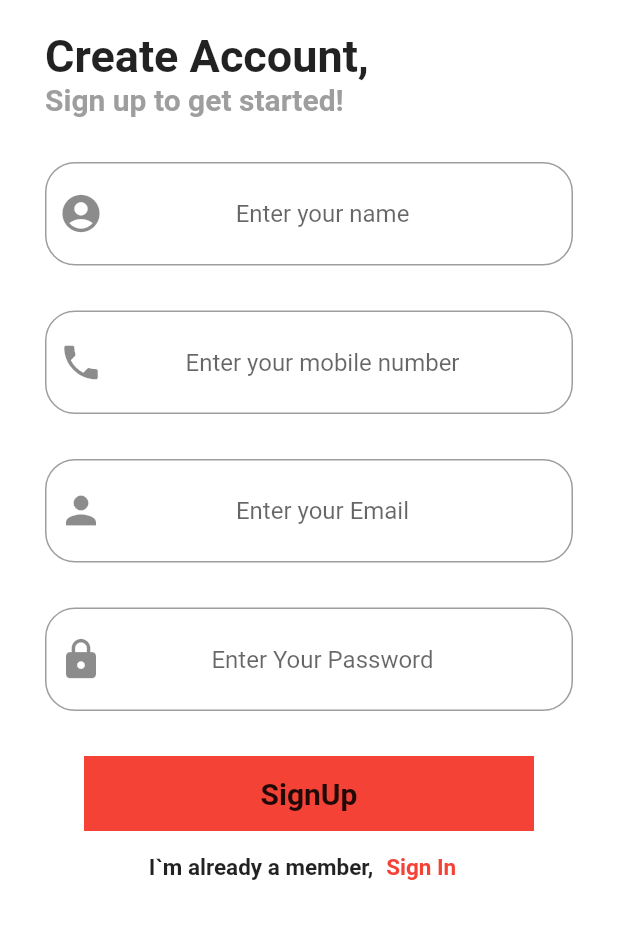
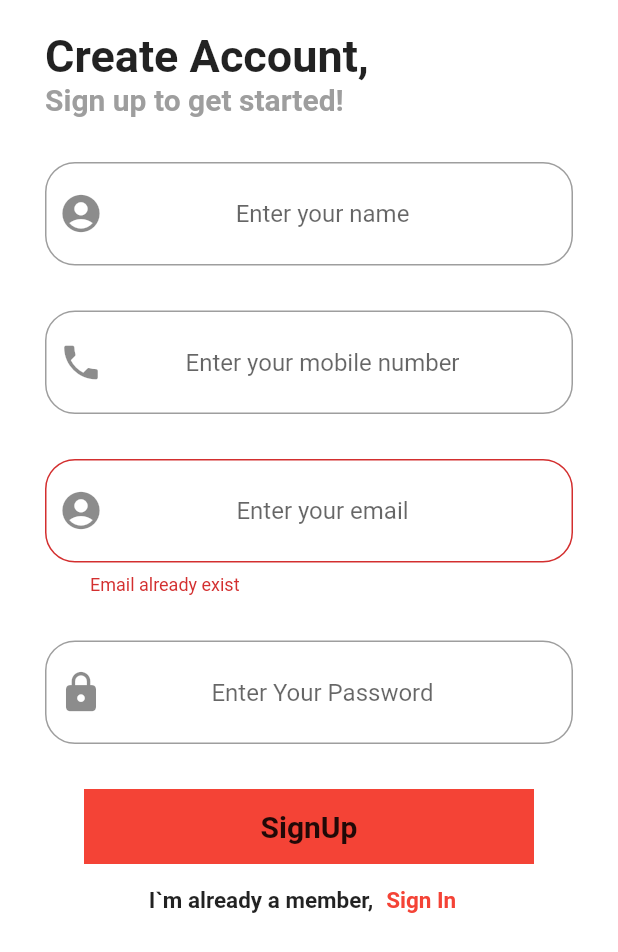
Before and after one commit to AftabBagwan/Happiness-Captured, a Flutter app: the SignUp screen opened by its route, after a tap on "SignUp", on a phone screen of 412 x 824 dp. Shown: the top 952 px of the screen. Run offline on Flutter 3.47's test engine with Material 2 defaults, Android fonts, the phone set to English and light mode, and no system bars; our stand-ins replace cloud_firestore, csc_picker, firebase_auth, firebase_core, geolocator, share and 1 more; missing offline and left inert: flutter_webview_plugin, geocoder, maps_launcher; accounts and stored records are empty.

Commit message:
Final commit ready to release

```diff
--- a/lib/ui/primaryScreens/dashboard.dart
+++ b/lib/ui/primaryScreens/dashboard.dart
@@ -150,7 +150,6 @@ class _DashboardState extends State<Dashboard> {
                   var first = addresses.first;
                   request = "${first.featureName} : ${first.addressLine}";
                   key = UniqueKey();
-
                   _firestore.collection('request').doc("$key").set({
                     'address': request,
                     'sender': loggedInUser.email,
--- a/lib/ui/primaryScreens/form.dart
+++ b/lib/ui/primaryScreens/form.dart
@@ -71,7 +71,7 @@ class _FormPageState extends State<FormPage> {
                     },
                     decoration: formFieldDecoration(
                         icon: Icons.account_circle,
-                        hintText: 'Enter your name',
+                        hintText: 'Enter patients name',
                         labelText: 'Name'),
                   ),
                   SizedBox(height: 25),
@@ -175,7 +175,7 @@ class _FormPageState extends State<FormPage> {
                       decoration: formFieldDecoration(
                           icon: Icons.calendar_today_sharp,
                           labelText: 'Age',
-                          hintText: 'Enter your age')),
+                          hintText: 'Enter patients age')),
                   SizedBox(
                     height: 25.0,
                   ),
--- a/lib/ui/primaryScreens/helpline.dart
+++ b/lib/ui/primaryScreens/helpline.dart
@@ -1,6 +1,5 @@
 import 'package:flutter/material.dart';
 import 'package:cloud_firestore/cloud_firestore.dart';
-import 'package:sos/components/appBar.dart';
 import 'package:url_launcher/url_launcher.dart';
 
 class HelpLine extends StatefulWidget {
@@ -15,7 +14,11 @@ class _HelpLineState extends State<HelpLine> {
   @override
   Widget build(BuildContext context) {
     return Scaffold(
-      appBar: appBar(),
+      appBar: AppBar(
+        title: Text(
+          'Medical Emergency Numbers',
+        ),
+      ),
       body: Column(
         mainAxisAlignment: MainAxisAlignment.center,
         children: <Widget>[
--- a/lib/ui/primaryScreens/signup.dart
+++ b/lib/ui/primaryScreens/signup.dart
@@ -7,10 +7,20 @@ import 'package:cloud_firestore/cloud_firestore.dart';
 import 'package:sos/components/text.dart';
 import 'package:sos/components/fieldDecoration.dart';
 
-class SignUp extends StatelessWidget {
+class SignUp extends StatefulWidget {
   static const String id = 'signup';
+
+  @override
+  _SignUpState createState() => _SignUpState();
+}
+
+class _SignUpState extends State<SignUp> {
   final _auth = FirebaseAuth.instance;
+
   final _firestore = FirebaseFirestore.instance;
+
+  bool isError = false;
+
   @override
   Widget build(BuildContext context) {
     String email;
@@ -64,8 +74,21 @@ class SignUp extends StatelessWidget {
                     },
                     keyboardType: TextInputType.emailAddress,
                     textAlign: TextAlign.center,
-                    decoration: decoration(
-                        text: "Enter your Email", icon: Icons.person)),
+                    decoration: InputDecoration(
+                      prefixIcon: new Icon(
+                        Icons.account_circle,
+                        size: 30,
+                      ),
+                      hintText: 'Enter your email',
+                      errorText: isError ? 'Email already exist' : null,
+                      contentPadding: EdgeInsets.symmetric(
+                          vertical: 25.0, horizontal: 30.0),
+                      border: OutlineInputBorder(
+                        borderRadius: BorderRadius.all(
+                          Radius.circular(20),
+                        ),
+                      ),
+                    )),
                 SizedBox(
                   height: 30,
                 ),
@@ -89,8 +112,9 @@ class SignUp extends StatelessWidget {
                     child: MaterialButton(
                       onPressed: () async {
                         try {
-                          final newUser = _auth.createUserWithEmailAndPassword(
-                              email: email, password: password);
+                          final newUser =
+                              await _auth.createUserWithEmailAndPassword(
+                                  email: email, password: password);
                           if (newUser != null) {
                             _firestore
                                 .collection('database')
@@ -109,7 +133,11 @@ class SignUp extends StatelessWidget {
                                       )),
                             );
                           }
-                        } catch (e) {}
+                        } catch (e) {
+                          setState(() {
+                            isError = true;
+                          });
+                        }
                       },
                       child: Text(
                         'SignUp',
--- a/textFiles/about.txt
+++ b/textFiles/about.txt
@@ -7,6 +7,7 @@ This app is on stable version 1.0.0
 Credits:
 ~Designed And Developed By Team Amigos(Aftab Bagwan,Pratik Hire,Janhavi Choudhary).
 ~Under Guidance And Mentorship Of @Dr.Vivek Kumar Singh.
+~Technical support by @Aman Gautam
 ~ThankYou @Mr.Abhijeet Kushwaha for guiding and supporting.
 ~Logo designed by @Varun Ghorpade.
 ~SOS page designed by @Jane Kathryn Teo.
```
